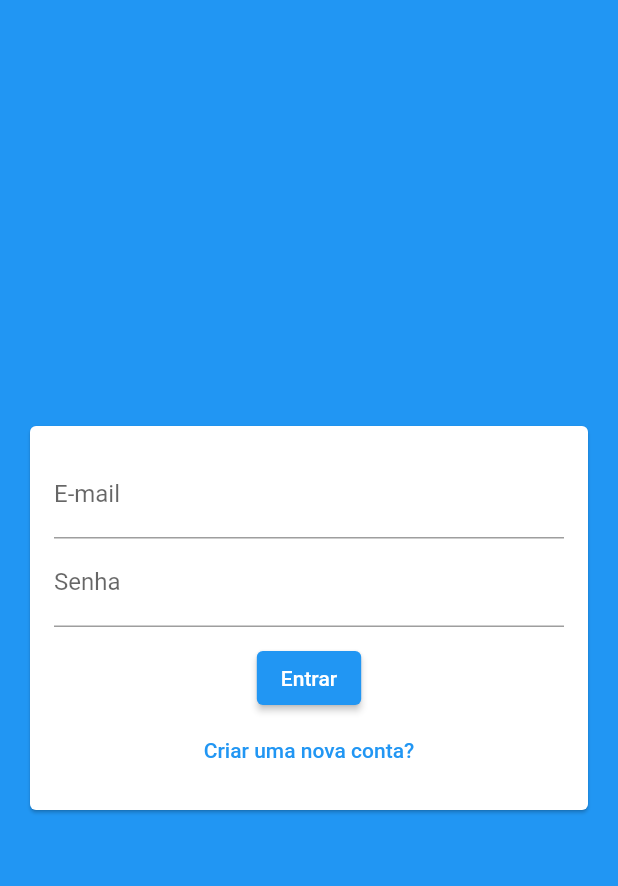
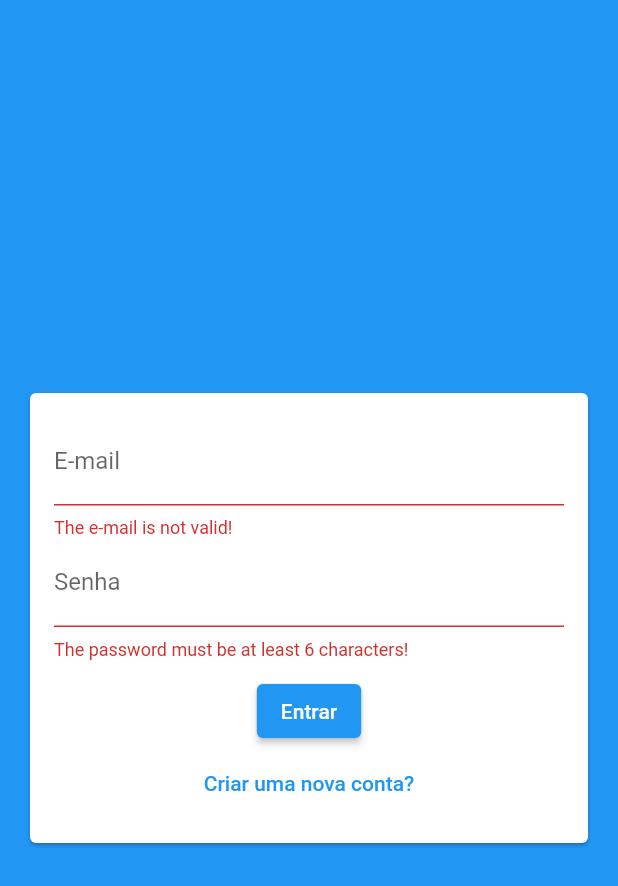
Before and after one commit to thiagonishimura/chat, a Flutter app: the screen it shows after launch, after a tap on "Entrar", on a phone screen of 412 x 824 dp. Shown: the top 886 px of the screen. Run offline on Flutter 3.47's test engine with Material 2 defaults, Android fonts, the phone set to English and light mode, and no system bars.

Commit message:
created the validation of the authentication form

```diff
--- a/lib/components/auth_form.dart
+++ b/lib/components/auth_form.dart
@@ -2,20 +2,28 @@ import 'package:chat/models/auth_form_data.dart';
 import 'package:flutter/material.dart';
 
 class AuthForm extends StatefulWidget {
-  const AuthForm({super.key});
+  final void Function(AuthFormData) onSubmit;
+
+  const AuthForm({
+    super.key,
+    required this.onSubmit,
+  });
 
   @override
   State<AuthForm> createState() => _AuthFormState();
 }
 
-final _formKey = GlobalKey<FormState>();
-final _formData = AuthFormData();
+class _AuthFormState extends State<AuthForm> {
+  final _formKey = GlobalKey<FormState>();
+  final _formData = AuthFormData();
 
-void _submit() {
-  _formKey.currentState?.validate();
-}
+  void _submit() {
+    final isValid = _formKey.currentState?.validate() ?? false;
+    if (!isValid) return;
 
-class _AuthFormState extends State<AuthForm> {
+    widget.onSubmit(_formData);
+  }
+
   @override
   Widget build(BuildContext context) {
     return Card(
@@ -23,6 +31,7 @@ class _AuthFormState extends State<AuthForm> {
       child: Padding(
         padding: const EdgeInsets.all(16),
         child: Form(
+          key: _formKey,
           child: Column(
             children: [
               if (_formData.isSignup)
@@ -31,6 +40,13 @@ class _AuthFormState extends State<AuthForm> {
                   initialValue: _formData.name,
                   onChanged: (name) => _formData.name = name,
                   decoration: const InputDecoration(labelText: 'Name'),
+                  validator: (localName) {
+                    final name = localName ?? '';
+                    if (name.trim().length < 5) {
+                      return 'The name must be at least 5 characters!';
+                    }
+                    return null;
+                  },
                 ),
               TextFormField(
                 key: const ValueKey('email'),
@@ -38,6 +54,13 @@ class _AuthFormState extends State<AuthForm> {
                 onChanged: (email) => _formData.email = email,
                 keyboardType: TextInputType.emailAddress,
                 decoration: const InputDecoration(labelText: 'E-mail'),
+                validator: (localEmail) {
+                  final email = localEmail ?? '';
+                  if (!email.contains('@')) {
+                    return 'The e-mail is not valid!';
+                  }
+                  return null;
+                },
               ),
               TextFormField(
                 key: const ValueKey('password'),
@@ -45,6 +68,13 @@ class _AuthFormState extends State<AuthForm> {
                 onChanged: (password) => _formData.password = password,
                 obscureText: true,
                 decoration: const InputDecoration(labelText: 'Senha'),
+                validator: (localPassword) {
+                  final password = localPassword ?? '';
+                  if (password.length < 6) {
+                    return 'The password must be at least 6 characters!';
+                  }
+                  return null;
+                },
               ),
               const SizedBox(height: 10),
               ElevatedButton(
--- a/lib/pages/auth_page.dart
+++ b/lib/pages/auth_page.dart
@@ -1,17 +1,47 @@
 import 'package:chat/components/auth_form.dart';
+import 'package:chat/models/auth_form_data.dart';
 import 'package:flutter/material.dart';
 
-class AuthPage extends StatelessWidget {
+class AuthPage extends StatefulWidget {
   const AuthPage({super.key});
+
+  @override
+  State<AuthPage> createState() => _AuthPageState();
+}
+
+class _AuthPageState extends State<AuthPage> {
+  bool _isLoading = false;
+
+  void _handleSubmit(AuthFormData formData) {
+    setState(() => _isLoading = true);
+
+    print('AuthPage...');
+    print(formData.email);
+
+    setState(() => _isLoading = false);
+  }
 
   @override
   Widget build(BuildContext context) {
     return Scaffold(
       backgroundColor: Theme.of(context).primaryColor,
-      body: const Center(
-        child: SingleChildScrollView(
-          child: AuthForm(),
-        ),
+      body: Stack(
+        children: [
+          Center(
+            child: SingleChildScrollView(
+              child: AuthForm(onSubmit: _handleSubmit),
+            ),
+          ),
+          if (_isLoading)
+            Container(
+              decoration: const BoxDecoration(
+                color: Color.fromRGBO(0, 0, 0, 0.5),
+              ),
+              child: const Center(
+                child: CircularProgressIndicator(),
+              ),
+            ),
+        ],
       ),
     );
   }
```
